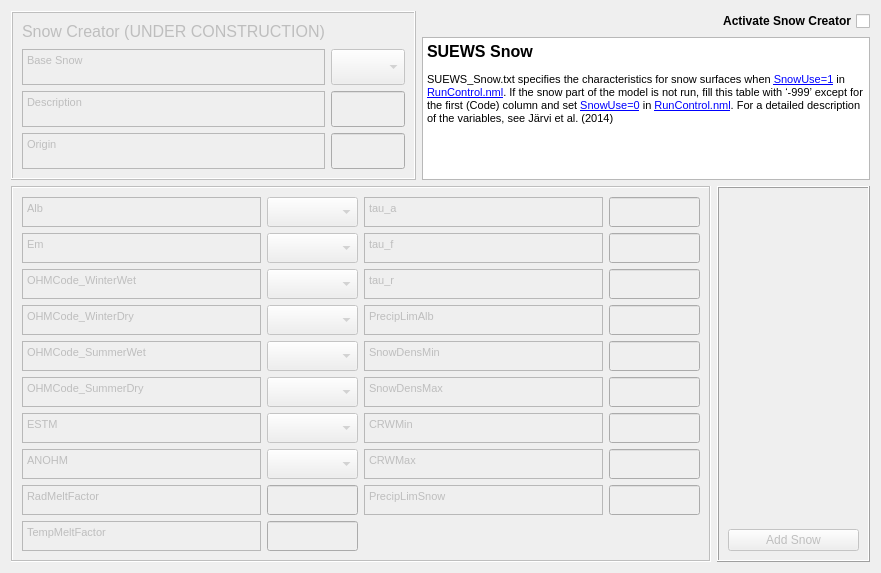
Old version of the form tabs/snow_tab.ui in the repository gusbacos/suews_database_manager.
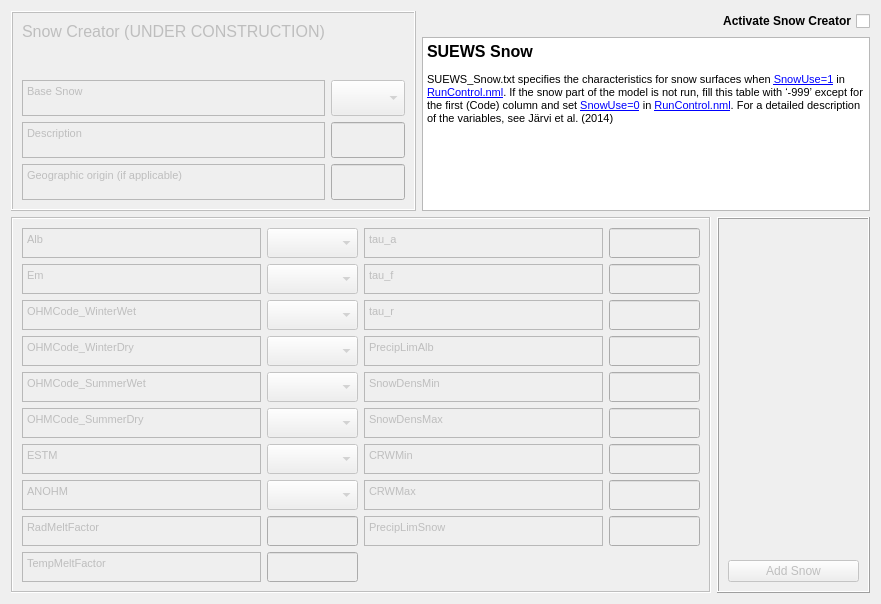
New version of the form. Custom widgets are drawn as their Qt base class.

Patch:
```diff
--- a/tabs/snow_tab.ui
+++ b/tabs/snow_tab.ui
@@ -7,7 +7,7 @@
     <x>0</x>
     <y>0</y>
     <width>881</width>
-    <height>573</height>
+    <height>604</height>
    </rect>
   </property>
   <property name="sizePolicy">
@@ -44,7 +44,7 @@
       <string>&lt;!DOCTYPE HTML PUBLIC &quot;-//W3C//DTD HTML 4.0//EN&quot; &quot;http://www.w3.org/TR/REC-html40/strict.dtd&quot;&gt;
 &lt;html&gt;&lt;head&gt;&lt;meta name=&quot;qrichtext&quot; content=&quot;1&quot; /&gt;&lt;style type=&quot;text/css&quot;&gt;
 p, li { white-space: pre-wrap; }
-&lt;/style&gt;&lt;/head&gt;&lt;body style=&quot; font-family:'MS Shell Dlg 2'; font-size:8.25pt; font-weight:400; font-style:normal;&quot;&gt;
+&lt;/style&gt;&lt;/head&gt;&lt;body style=&quot; font-family:'MS Shell Dlg 2'; font-size:7.8pt; font-weight:400; font-style:normal;&quot;&gt;
 &lt;p style=&quot; margin-top:12px; margin-bottom:12px; margin-left:0px; margin-right:0px; -qt-block-indent:0; text-indent:0px;&quot;&gt;&lt;span style=&quot; font-size:12pt; font-weight:600;&quot;&gt;SUEWS Snow&lt;/span&gt;&lt;/p&gt;
 &lt;p style=&quot; margin-top:12px; margin-bottom:12px; margin-left:0px; margin-right:0px; -qt-block-indent:0; text-indent:0px;&quot;&gt;&lt;span style=&quot; font-size:8pt;&quot;&gt;SUEWS_Snow.txt specifies the characteristics for snow surfaces when &lt;/span&gt;&lt;a href=&quot;https://suews-docs.readthedocs.io/en/latest/input_files/RunControl/scheme_options.html#cmdoption-arg-SnowUse&quot;&gt;&lt;span style=&quot; font-family:'Courier New'; font-size:8pt; text-decoration: underline; color:#0000ff;&quot;&gt;SnowUse=1&lt;/span&gt;&lt;/a&gt;&lt;span style=&quot; font-size:8pt;&quot;&gt; in &lt;/span&gt;&lt;a href=&quot;https://suews-docs.readthedocs.io/en/latest/input_files/RunControl/RunControl.html#runcontrol-nml&quot;&gt;&lt;span style=&quot; font-size:8pt; text-decoration: underline; color:#0000ff;&quot;&gt;RunControl.nml&lt;/span&gt;&lt;/a&gt;&lt;span style=&quot; font-size:8pt;&quot;&gt;. If the snow part of the model is not run, fill this table with ‘-999’ except for the first (Code) column and set &lt;/span&gt;&lt;a href=&quot;https://suews-docs.readthedocs.io/en/latest/input_files/RunControl/scheme_options.html#cmdoption-arg-SnowUse&quot;&gt;&lt;span style=&quot; font-family:'Courier New'; font-size:8pt; text-decoration: underline; color:#0000ff;&quot;&gt;SnowUse=0&lt;/span&gt;&lt;/a&gt;&lt;span style=&quot; font-size:8pt;&quot;&gt; in &lt;/span&gt;&lt;a href=&quot;https://suews-docs.readthedocs.io/en/latest/input_files/RunControl/RunControl.html#runcontrol-nml&quot;&gt;&lt;span style=&quot; font-size:8pt; text-decoration: underline; color:#0000ff;&quot;&gt;RunControl.nml&lt;/span&gt;&lt;/a&gt;&lt;span style=&quot; font-size:8pt;&quot;&gt;. For a detailed description of the variables, see Järvi et al. (2014)&lt;/span&gt;&lt;/p&gt;&lt;/body&gt;&lt;/html&gt;</string>
      </property>
@@ -152,7 +152,7 @@
          <string>&lt;!DOCTYPE HTML PUBLIC &quot;-//W3C//DTD HTML 4.0//EN&quot; &quot;http://www.w3.org/TR/REC-html40/strict.dtd&quot;&gt;
 &lt;html&gt;&lt;head&gt;&lt;meta name=&quot;qrichtext&quot; content=&quot;1&quot; /&gt;&lt;style type=&quot;text/css&quot;&gt;
 p, li { white-space: pre-wrap; }
-&lt;/style&gt;&lt;/head&gt;&lt;body style=&quot; font-family:'MS Shell Dlg 2'; font-size:8.25pt; font-weight:400; font-style:normal;&quot;&gt;
+&lt;/style&gt;&lt;/head&gt;&lt;body style=&quot; font-family:'MS Shell Dlg 2'; font-size:7.8pt; font-weight:400; font-style:normal;&quot;&gt;
 &lt;p style=&quot; margin-top:0px; margin-bottom:0px; margin-left:0px; margin-right:0px; -qt-block-indent:0; text-indent:0px;&quot;&gt;&lt;span style=&quot; font-size:8pt;&quot;&gt;Description&lt;/span&gt;&lt;/p&gt;&lt;/body&gt;&lt;/html&gt;</string>
         </property>
        </widget>
@@ -189,7 +189,7 @@
          <string>&lt;!DOCTYPE HTML PUBLIC &quot;-//W3C//DTD HTML 4.0//EN&quot; &quot;http://www.w3.org/TR/REC-html40/strict.dtd&quot;&gt;
 &lt;html&gt;&lt;head&gt;&lt;meta name=&quot;qrichtext&quot; content=&quot;1&quot; /&gt;&lt;style type=&quot;text/css&quot;&gt;
 p, li { white-space: pre-wrap; }
-&lt;/style&gt;&lt;/head&gt;&lt;body style=&quot; font-family:'MS Shell Dlg 2'; font-size:8.25pt; font-weight:400; font-style:normal;&quot;&gt;
+&lt;/style&gt;&lt;/head&gt;&lt;body style=&quot; font-family:'MS Shell Dlg 2'; font-size:7.8pt; font-weight:400; font-style:normal;&quot;&gt;
 &lt;p style=&quot; margin-top:0px; margin-bottom:0px; margin-left:0px; margin-right:0px; -qt-block-indent:0; text-indent:0px;&quot;&gt;&lt;span style=&quot; font-size:8pt;&quot;&gt;Base Snow&lt;/span&gt;&lt;/p&gt;&lt;/body&gt;&lt;/html&gt;</string>
         </property>
        </widget>
@@ -256,8 +256,8 @@
          <string>&lt;!DOCTYPE HTML PUBLIC &quot;-//W3C//DTD HTML 4.0//EN&quot; &quot;http://www.w3.org/TR/REC-html40/strict.dtd&quot;&gt;
 &lt;html&gt;&lt;head&gt;&lt;meta name=&quot;qrichtext&quot; content=&quot;1&quot; /&gt;&lt;style type=&quot;text/css&quot;&gt;
 p, li { white-space: pre-wrap; }
-&lt;/style&gt;&lt;/head&gt;&lt;body style=&quot; font-family:'MS Shell Dlg 2'; font-size:8.25pt; font-weight:400; font-style:normal;&quot;&gt;
-&lt;p style=&quot; margin-top:0px; margin-bottom:0px; margin-left:0px; margin-right:0px; -qt-block-indent:0; text-indent:0px;&quot;&gt;&lt;span style=&quot; font-size:8pt;&quot;&gt;Origin&lt;/span&gt;&lt;/p&gt;&lt;/body&gt;&lt;/html&gt;</string>
+&lt;/style&gt;&lt;/head&gt;&lt;body style=&quot; font-family:'MS Shell Dlg 2'; font-size:7.8pt; font-weight:400; font-style:normal;&quot;&gt;
+&lt;p style=&quot; margin-top:0px; margin-bottom:0px; margin-left:0px; margin-right:0px; -qt-block-indent:0; text-indent:0px;&quot;&gt;&lt;span style=&quot; font-size:8pt;&quot;&gt;Geographic origin (if applicable)&lt;/span&gt;&lt;/p&gt;&lt;/body&gt;&lt;/html&gt;</string>
         </property>
        </widget>
       </item>
@@ -363,8 +363,8 @@
          <string>&lt;!DOCTYPE HTML PUBLIC &quot;-//W3C//DTD HTML 4.0//EN&quot; &quot;http://www.w3.org/TR/REC-html40/strict.dtd&quot;&gt;
 &lt;html&gt;&lt;head&gt;&lt;meta name=&quot;qrichtext&quot; content=&quot;1&quot; /&gt;&lt;style type=&quot;text/css&quot;&gt;
 p, li { white-space: pre-wrap; }
-&lt;/style&gt;&lt;/head&gt;&lt;body style=&quot; font-family:'MS Shell Dlg 2'; font-size:8.25pt; font-weight:400; font-style:normal;&quot;&gt;
-&lt;p style=&quot; margin-top:0px; margin-bottom:0px; margin-left:0px; margin-right:0px; -qt-block-indent:0; text-indent:0px;&quot;&gt;tau_a&lt;/p&gt;&lt;/body&gt;&lt;/html&gt;</string>
+&lt;/style&gt;&lt;/head&gt;&lt;body style=&quot; font-family:'MS Shell Dlg 2'; font-size:7.8pt; font-weight:400; font-style:normal;&quot;&gt;
+&lt;p style=&quot; margin-top:0px; margin-bottom:0px; margin-left:0px; margin-right:0px; -qt-block-indent:0; text-indent:0px;&quot;&gt;&lt;span style=&quot; font-size:8.25pt;&quot;&gt;tau_a&lt;/span&gt;&lt;/p&gt;&lt;/body&gt;&lt;/html&gt;</string>
         </property>
        </widget>
       </item>
@@ -445,8 +445,8 @@
          <string>&lt;!DOCTYPE HTML PUBLIC &quot;-//W3C//DTD HTML 4.0//EN&quot; &quot;http://www.w3.org/TR/REC-html40/strict.dtd&quot;&gt;
 &lt;html&gt;&lt;head&gt;&lt;meta name=&quot;qrichtext&quot; content=&quot;1&quot; /&gt;&lt;style type=&quot;text/css&quot;&gt;
 p, li { white-space: pre-wrap; }
-&lt;/style&gt;&lt;/head&gt;&lt;body style=&quot; font-family:'MS Shell Dlg 2'; font-size:8.25pt; font-weight:400; font-style:normal;&quot;&gt;
-&lt;p style=&quot; margin-top:0px; margin-bottom:0px; margin-left:0px; margin-right:0px; -qt-block-indent:0; text-indent:0px;&quot;&gt;CRWMax&lt;/p&gt;&lt;/body&gt;&lt;/html&gt;</string>
+&lt;/style&gt;&lt;/head&gt;&lt;body style=&quot; font-family:'MS Shell Dlg 2'; font-size:7.8pt; font-weight:400; font-style:normal;&quot;&gt;
+&lt;p style=&quot; margin-top:0px; margin-bottom:0px; margin-left:0px; margin-right:0px; -qt-block-indent:0; text-indent:0px;&quot;&gt;&lt;span style=&quot; font-size:8.25pt;&quot;&gt;CRWMax&lt;/span&gt;&lt;/p&gt;&lt;/body&gt;&lt;/html&gt;</string>
         </property>
        </widget>
       </item>
@@ -477,8 +477,8 @@
          <string>&lt;!DOCTYPE HTML PUBLIC &quot;-//W3C//DTD HTML 4.0//EN&quot; &quot;http://www.w3.org/TR/REC-html40/strict.dtd&quot;&gt;
 &lt;html&gt;&lt;head&gt;&lt;meta name=&quot;qrichtext&quot; content=&quot;1&quot; /&gt;&lt;style type=&quot;text/css&quot;&gt;
 p, li { white-space: pre-wrap; }
-&lt;/style&gt;&lt;/head&gt;&lt;body style=&quot; font-family:'MS Shell Dlg 2'; font-size:8.25pt; font-weight:400; font-style:normal;&quot;&gt;
-&lt;p style=&quot; margin-top:0px; margin-bottom:0px; margin-left:0px; margin-right:0px; -qt-block-indent:0; text-indent:0px;&quot;&gt;PrecipLimAlb&lt;/p&gt;&lt;/body&gt;&lt;/html&gt;</string>
+&lt;/style&gt;&lt;/head&gt;&lt;body style=&quot; font-family:'MS Shell Dlg 2'; font-size:7.8pt; font-weight:400; font-style:normal;&quot;&gt;
+&lt;p style=&quot; margin-top:0px; margin-bottom:0px; margin-left:0px; margin-right:0px; -qt-block-indent:0; text-indent:0px;&quot;&gt;&lt;span style=&quot; font-size:8.25pt;&quot;&gt;PrecipLimAlb&lt;/span&gt;&lt;/p&gt;&lt;/body&gt;&lt;/html&gt;</string>
         </property>
        </widget>
       </item>
@@ -509,8 +509,8 @@
          <string>&lt;!DOCTYPE HTML PUBLIC &quot;-//W3C//DTD HTML 4.0//EN&quot; &quot;http://www.w3.org/TR/REC-html40/strict.dtd&quot;&gt;
 &lt;html&gt;&lt;head&gt;&lt;meta name=&quot;qrichtext&quot; content=&quot;1&quot; /&gt;&lt;style type=&quot;text/css&quot;&gt;
 p, li { white-space: pre-wrap; }
-&lt;/style&gt;&lt;/head&gt;&lt;body style=&quot; font-family:'MS Shell Dlg 2'; font-size:8.25pt; font-weight:400; font-style:normal;&quot;&gt;
-&lt;p style=&quot; margin-top:0px; margin-bottom:0px; margin-left:0px; margin-right:0px; -qt-block-indent:0; text-indent:0px;&quot;&gt;tau_f&lt;/p&gt;&lt;/body&gt;&lt;/html&gt;</string>
+&lt;/style&gt;&lt;/head&gt;&lt;body style=&quot; font-family:'MS Shell Dlg 2'; font-size:7.8pt; font-weight:400; font-style:normal;&quot;&gt;
+&lt;p style=&quot; margin-top:0px; margin-bottom:0px; margin-left:0px; margin-right:0px; -qt-block-indent:0; text-indent:0px;&quot;&gt;&lt;span style=&quot; font-size:8.25pt;&quot;&gt;tau_f&lt;/span&gt;&lt;/p&gt;&lt;/body&gt;&lt;/html&gt;</string>
         </property>
        </widget>
       </item>
@@ -541,8 +541,8 @@
          <string>&lt;!DOCTYPE HTML PUBLIC &quot;-//W3C//DTD HTML 4.0//EN&quot; &quot;http://www.w3.org/TR/REC-html40/strict.dtd&quot;&gt;
 &lt;html&gt;&lt;head&gt;&lt;meta name=&quot;qrichtext&quot; content=&quot;1&quot; /&gt;&lt;style type=&quot;text/css&quot;&gt;
 p, li { white-space: pre-wrap; }
-&lt;/style&gt;&lt;/head&gt;&lt;body style=&quot; font-family:'MS Shell Dlg 2'; font-size:8.25pt; font-weight:400; font-style:normal;&quot;&gt;
-&lt;p style=&quot; margin-top:0px; margin-bottom:0px; margin-left:0px; margin-right:0px; -qt-block-indent:0; text-indent:0px;&quot;&gt;tau_r&lt;/p&gt;&lt;/body&gt;&lt;/html&gt;</string>
+&lt;/style&gt;&lt;/head&gt;&lt;body style=&quot; font-family:'MS Shell Dlg 2'; font-size:7.8pt; font-weight:400; font-style:normal;&quot;&gt;
+&lt;p style=&quot; margin-top:0px; margin-bottom:0px; margin-left:0px; margin-right:0px; -qt-block-indent:0; text-indent:0px;&quot;&gt;&lt;span style=&quot; font-size:8.25pt;&quot;&gt;tau_r&lt;/span&gt;&lt;/p&gt;&lt;/body&gt;&lt;/html&gt;</string>
         </property>
        </widget>
       </item>
@@ -573,8 +573,8 @@
          <string>&lt;!DOCTYPE HTML PUBLIC &quot;-//W3C//DTD HTML 4.0//EN&quot; &quot;http://www.w3.org/TR/REC-html40/strict.dtd&quot;&gt;
 &lt;html&gt;&lt;head&gt;&lt;meta name=&quot;qrichtext&quot; content=&quot;1&quot; /&gt;&lt;style type=&quot;text/css&quot;&gt;
 p, li { white-space: pre-wrap; }
-&lt;/style&gt;&lt;/head&gt;&lt;body style=&quot; font-family:'MS Shell Dlg 2'; font-size:8.25pt; font-weight:400; font-style:normal;&quot;&gt;
-&lt;p style=&quot; margin-top:0px; margin-bottom:0px; margin-left:0px; margin-right:0px; -qt-block-indent:0; text-indent:0px;&quot;&gt;SnowDensMax&lt;/p&gt;&lt;/body&gt;&lt;/html&gt;</string>
+&lt;/style&gt;&lt;/head&gt;&lt;body style=&quot; font-family:'MS Shell Dlg 2'; font-size:7.8pt; font-weight:400; font-style:normal;&quot;&gt;
+&lt;p style=&quot; margin-top:0px; margin-bottom:0px; margin-left:0px; margin-right:0px; -qt-block-indent:0; text-indent:0px;&quot;&gt;&lt;span style=&quot; font-size:8.25pt;&quot;&gt;SnowDensMax&lt;/span&gt;&lt;/p&gt;&lt;/body&gt;&lt;/html&gt;</string>
         </property>
        </widget>
       </item>
@@ -630,8 +630,8 @@
          <string>&lt;!DOCTYPE HTML PUBLIC &quot;-//W3C//DTD HTML 4.0//EN&quot; &quot;http://www.w3.org/TR/REC-html40/strict.dtd&quot;&gt;
 &lt;html&gt;&lt;head&gt;&lt;meta name=&quot;qrichtext&quot; content=&quot;1&quot; /&gt;&lt;style type=&quot;text/css&quot;&gt;
 p, li { white-space: pre-wrap; }
-&lt;/style&gt;&lt;/head&gt;&lt;body style=&quot; font-family:'MS Shell Dlg 2'; font-size:8.25pt; font-weight:400; font-style:normal;&quot;&gt;
-&lt;p style=&quot; margin-top:0px; margin-bottom:0px; margin-left:0px; margin-right:0px; -qt-block-indent:0; text-indent:0px;&quot;&gt;SnowDensMin&lt;/p&gt;&lt;/body&gt;&lt;/html&gt;</string>
+&lt;/style&gt;&lt;/head&gt;&lt;body style=&quot; font-family:'MS Shell Dlg 2'; font-size:7.8pt; font-weight:400; font-style:normal;&quot;&gt;
+&lt;p style=&quot; margin-top:0px; margin-bottom:0px; margin-left:0px; margin-right:0px; -qt-block-indent:0; text-indent:0px;&quot;&gt;&lt;span style=&quot; font-size:8.25pt;&quot;&gt;SnowDensMin&lt;/span&gt;&lt;/p&gt;&lt;/body&gt;&lt;/html&gt;</string>
         </property>
        </widget>
       </item>
@@ -662,7 +662,7 @@
          <string>&lt;!DOCTYPE HTML PUBLIC &quot;-//W3C//DTD HTML 4.0//EN&quot; &quot;http://www.w3.org/TR/REC-html40/strict.dtd&quot;&gt;
 &lt;html&gt;&lt;head&gt;&lt;meta name=&quot;qrichtext&quot; content=&quot;1&quot; /&gt;&lt;style type=&quot;text/css&quot;&gt;
 p, li { white-space: pre-wrap; }
-&lt;/style&gt;&lt;/head&gt;&lt;body style=&quot; font-family:'MS Shell Dlg 2'; font-size:8.25pt; font-weight:400; font-style:normal;&quot;&gt;
+&lt;/style&gt;&lt;/head&gt;&lt;body style=&quot; font-family:'MS Shell Dlg 2'; font-size:7.8pt; font-weight:400; font-style:normal;&quot;&gt;
 &lt;p style=&quot; margin-top:0px; margin-bottom:0px; margin-left:0px; margin-right:0px; -qt-block-indent:0; text-indent:0px;&quot;&gt;&lt;span style=&quot; font-size:8pt;&quot;&gt;Alb&lt;/span&gt;&lt;/p&gt;&lt;/body&gt;&lt;/html&gt;</string>
         </property>
        </widget>
@@ -744,8 +744,8 @@
          <string>&lt;!DOCTYPE HTML PUBLIC &quot;-//W3C//DTD HTML 4.0//EN&quot; &quot;http://www.w3.org/TR/REC-html40/strict.dtd&quot;&gt;
 &lt;html&gt;&lt;head&gt;&lt;meta name=&quot;qrichtext&quot; content=&quot;1&quot; /&gt;&lt;style type=&quot;text/css&quot;&gt;
 p, li { white-space: pre-wrap; }
-&lt;/style&gt;&lt;/head&gt;&lt;body style=&quot; font-family:'MS Shell Dlg 2'; font-size:8.25pt; font-weight:400; font-style:normal;&quot;&gt;
-&lt;p style=&quot; margin-top:0px; margin-bottom:0px; margin-left:0px; margin-right:0px; -qt-block-indent:0; text-indent:0px;&quot;&gt;CRWMin&lt;/p&gt;&lt;/body&gt;&lt;/html&gt;</string>
+&lt;/style&gt;&lt;/head&gt;&lt;body style=&quot; font-family:'MS Shell Dlg 2'; font-size:7.8pt; font-weight:400; font-style:normal;&quot;&gt;
+&lt;p style=&quot; margin-top:0px; margin-bottom:0px; margin-left:0px; margin-right:0px; -qt-block-indent:0; text-indent:0px;&quot;&gt;&lt;span style=&quot; font-size:8.25pt;&quot;&gt;CRWMin&lt;/span&gt;&lt;/p&gt;&lt;/body&gt;&lt;/html&gt;</string>
         </property>
        </widget>
       </item>
@@ -779,8 +779,8 @@
          <string>&lt;!DOCTYPE HTML PUBLIC &quot;-//W3C//DTD HTML 4.0//EN&quot; &quot;http://www.w3.org/TR/REC-html40/strict.dtd&quot;&gt;
 &lt;html&gt;&lt;head&gt;&lt;meta name=&quot;qrichtext&quot; content=&quot;1&quot; /&gt;&lt;style type=&quot;text/css&quot;&gt;
 p, li { white-space: pre-wrap; }
-&lt;/style&gt;&lt;/head&gt;&lt;body style=&quot; font-family:'MS Shell Dlg 2'; font-size:8.25pt; font-weight:400; font-style:normal;&quot;&gt;
-&lt;p style=&quot; margin-top:0px; margin-bottom:0px; margin-left:0px; margin-right:0px; -qt-block-indent:0; text-indent:0px;&quot;&gt;OHMCode_SummerWet&lt;/p&gt;&lt;/body&gt;&lt;/html&gt;</string>
+&lt;/style&gt;&lt;/head&gt;&lt;body style=&quot; font-family:'MS Shell Dlg 2'; font-size:7.8pt; font-weight:400; font-style:normal;&quot;&gt;
+&lt;p style=&quot; margin-top:0px; margin-bottom:0px; margin-left:0px; margin-right:0px; -qt-block-indent:0; text-indent:0px;&quot;&gt;&lt;span style=&quot; font-size:8.25pt;&quot;&gt;OHMCode_SummerWet&lt;/span&gt;&lt;/p&gt;&lt;/body&gt;&lt;/html&gt;</string>
         </property>
        </widget>
       </item>
@@ -811,8 +811,8 @@
          <string>&lt;!DOCTYPE HTML PUBLIC &quot;-//W3C//DTD HTML 4.0//EN&quot; &quot;http://www.w3.org/TR/REC-html40/strict.dtd&quot;&gt;
 &lt;html&gt;&lt;head&gt;&lt;meta name=&quot;qrichtext&quot; content=&quot;1&quot; /&gt;&lt;style type=&quot;text/css&quot;&gt;
 p, li { white-space: pre-wrap; }
-&lt;/style&gt;&lt;/head&gt;&lt;body style=&quot; font-family:'MS Shell Dlg 2'; font-size:8.25pt; font-weight:400; font-style:normal;&quot;&gt;
-&lt;p style=&quot; margin-top:0px; margin-bottom:0px; margin-left:0px; margin-right:0px; -qt-block-indent:0; text-indent:0px;&quot;&gt;PrecipLimSnow&lt;/p&gt;&lt;/body&gt;&lt;/html&gt;</string>
+&lt;/style&gt;&lt;/head&gt;&lt;body style=&quot; font-family:'MS Shell Dlg 2'; font-size:7.8pt; font-weight:400; font-style:normal;&quot;&gt;
+&lt;p style=&quot; margin-top:0px; margin-bottom:0px; margin-left:0px; margin-right:0px; -qt-block-indent:0; text-indent:0px;&quot;&gt;&lt;span style=&quot; font-size:8.25pt;&quot;&gt;PrecipLimSnow&lt;/span&gt;&lt;/p&gt;&lt;/body&gt;&lt;/html&gt;</string>
         </property>
        </widget>
       </item>
@@ -871,8 +871,8 @@
          <string>&lt;!DOCTYPE HTML PUBLIC &quot;-//W3C//DTD HTML 4.0//EN&quot; &quot;http://www.w3.org/TR/REC-html40/strict.dtd&quot;&gt;
 &lt;html&gt;&lt;head&gt;&lt;meta name=&quot;qrichtext&quot; content=&quot;1&quot; /&gt;&lt;style type=&quot;text/css&quot;&gt;
 p, li { white-space: pre-wrap; }
-&lt;/style&gt;&lt;/head&gt;&lt;body style=&quot; font-family:'MS Shell Dlg 2'; font-size:8.25pt; font-weight:400; font-style:normal;&quot;&gt;
-&lt;p style=&quot; margin-top:0px; margin-bottom:0px; margin-left:0px; margin-right:0px; -qt-block-indent:0; text-indent:0px;&quot;&gt;OHMCode_SummerDry&lt;/p&gt;&lt;/body&gt;&lt;/html&gt;</string>
+&lt;/style&gt;&lt;/head&gt;&lt;body style=&quot; font-family:'MS Shell Dlg 2'; font-size:7.8pt; font-weight:400; font-style:normal;&quot;&gt;
+&lt;p style=&quot; margin-top:0px; margin-bottom:0px; margin-left:0px; margin-right:0px; -qt-block-indent:0; text-indent:0px;&quot;&gt;&lt;span style=&quot; font-size:8.25pt;&quot;&gt;OHMCode_SummerDry&lt;/span&gt;&lt;/p&gt;&lt;/body&gt;&lt;/html&gt;</string>
         </property>
        </widget>
       </item>
@@ -903,8 +903,8 @@
          <string>&lt;!DOCTYPE HTML PUBLIC &quot;-//W3C//DTD HTML 4.0//EN&quot; &quot;http://www.w3.org/TR/REC-html40/strict.dtd&quot;&gt;
 &lt;html&gt;&lt;head&gt;&lt;meta name=&quot;qrichtext&quot; content=&quot;1&quot; /&gt;&lt;style type=&quot;text/css&quot;&gt;
 p, li { white-space: pre-wrap; }
-&lt;/style&gt;&lt;/head&gt;&lt;body style=&quot; font-family:'MS Shell Dlg 2'; font-size:8.25pt; font-weight:400; font-style:normal;&quot;&gt;
-&lt;p style=&quot; margin-top:0px; margin-bottom:0px; margin-left:0px; margin-right:0px; -qt-block-indent:0; text-indent:0px;&quot;&gt;OHMCode_WinterWet&lt;/p&gt;&lt;/body&gt;&lt;/html&gt;</string>
+&lt;/style&gt;&lt;/head&gt;&lt;body style=&quot; font-family:'MS Shell Dlg 2'; font-size:7.8pt; font-weight:400; font-style:normal;&quot;&gt;
+&lt;p style=&quot; margin-top:0px; margin-bottom:0px; margin-left:0px; margin-right:0px; -qt-block-indent:0; text-indent:0px;&quot;&gt;&lt;span style=&quot; font-size:8.25pt;&quot;&gt;OHMCode_WinterWet&lt;/span&gt;&lt;/p&gt;&lt;/body&gt;&lt;/html&gt;</string>
         </property>
        </widget>
       </item>
@@ -935,8 +935,8 @@
          <string>&lt;!DOCTYPE HTML PUBLIC &quot;-//W3C//DTD HTML 4.0//EN&quot; &quot;http://www.w3.org/TR/REC-html40/strict.dtd&quot;&gt;
 &lt;html&gt;&lt;head&gt;&lt;meta name=&quot;qrichtext&quot; content=&quot;1&quot; /&gt;&lt;style type=&quot;text/css&quot;&gt;
 p, li { white-space: pre-wrap; }
-&lt;/style&gt;&lt;/head&gt;&lt;body style=&quot; font-family:'MS Shell Dlg 2'; font-size:8.25pt; font-weight:400; font-style:normal;&quot;&gt;
-&lt;p style=&quot; margin-top:0px; margin-bottom:0px; margin-left:0px; margin-right:0px; -qt-block-indent:0; text-indent:0px;&quot;&gt;ESTM&lt;/p&gt;&lt;/body&gt;&lt;/html&gt;</string>
+&lt;/style&gt;&lt;/head&gt;&lt;body style=&quot; font-family:'MS Shell Dlg 2'; font-size:7.8pt; font-weight:400; font-style:normal;&quot;&gt;
+&lt;p style=&quot; margin-top:0px; margin-bottom:0px; margin-left:0px; margin-right:0px; -qt-block-indent:0; text-indent:0px;&quot;&gt;&lt;span style=&quot; font-size:8.25pt;&quot;&gt;ESTM&lt;/span&gt;&lt;/p&gt;&lt;/body&gt;&lt;/html&gt;</string>
         </property>
        </widget>
       </item>
@@ -967,8 +967,8 @@
          <string>&lt;!DOCTYPE HTML PUBLIC &quot;-//W3C//DTD HTML 4.0//EN&quot; &quot;http://www.w3.org/TR/REC-html40/strict.dtd&quot;&gt;
 &lt;html&gt;&lt;head&gt;&lt;meta name=&quot;qrichtext&quot; content=&quot;1&quot; /&gt;&lt;style type=&quot;text/css&quot;&gt;
 p, li { white-space: pre-wrap; }
-&lt;/style&gt;&lt;/head&gt;&lt;body style=&quot; font-family:'MS Shell Dlg 2'; font-size:8.25pt; font-weight:400; font-style:normal;&quot;&gt;
-&lt;p style=&quot; margin-top:0px; margin-bottom:0px; margin-left:0px; margin-right:0px; -qt-block-indent:0; text-indent:0px;&quot;&gt;ANOHM&lt;/p&gt;&lt;/body&gt;&lt;/html&gt;</string>
+&lt;/style&gt;&lt;/head&gt;&lt;body style=&quot; font-family:'MS Shell Dlg 2'; font-size:7.8pt; font-weight:400; font-style:normal;&quot;&gt;
+&lt;p style=&quot; margin-top:0px; margin-bottom:0px; margin-left:0px; margin-right:0px; -qt-block-indent:0; text-indent:0px;&quot;&gt;&lt;span style=&quot; font-size:8.25pt;&quot;&gt;ANOHM&lt;/span&gt;&lt;/p&gt;&lt;/body&gt;&lt;/html&gt;</string>
         </property>
        </widget>
       </item>
@@ -999,8 +999,8 @@
          <string>&lt;!DOCTYPE HTML PUBLIC &quot;-//W3C//DTD HTML 4.0//EN&quot; &quot;http://www.w3.org/TR/REC-html40/strict.dtd&quot;&gt;
 &lt;html&gt;&lt;head&gt;&lt;meta name=&quot;qrichtext&quot; content=&quot;1&quot; /&gt;&lt;style type=&quot;text/css&quot;&gt;
 p, li { white-space: pre-wrap; }
-&lt;/style&gt;&lt;/head&gt;&lt;body style=&quot; font-family:'MS Shell Dlg 2'; font-size:8.25pt; font-weight:400; font-style:normal;&quot;&gt;
-&lt;p style=&quot; margin-top:0px; margin-bottom:0px; margin-left:0px; margin-right:0px; -qt-block-indent:0; text-indent:0px;&quot;&gt;TempMeltFactor&lt;/p&gt;&lt;/body&gt;&lt;/html&gt;</string>
+&lt;/style&gt;&lt;/head&gt;&lt;body style=&quot; font-family:'MS Shell Dlg 2'; font-size:7.8pt; font-weight:400; font-style:normal;&quot;&gt;
+&lt;p style=&quot; margin-top:0px; margin-bottom:0px; margin-left:0px; margin-right:0px; -qt-block-indent:0; text-indent:0px;&quot;&gt;&lt;span style=&quot; font-size:8.25pt;&quot;&gt;TempMeltFactor&lt;/span&gt;&lt;/p&gt;&lt;/body&gt;&lt;/html&gt;</string>
         </property>
        </widget>
       </item>
@@ -1031,8 +1031,8 @@
          <string>&lt;!DOCTYPE HTML PUBLIC &quot;-//W3C//DTD HTML 4.0//EN&quot; &quot;http://www.w3.org/TR/REC-html40/strict.dtd&quot;&gt;
 &lt;html&gt;&lt;head&gt;&lt;meta name=&quot;qrichtext&quot; content=&quot;1&quot; /&gt;&lt;style type=&quot;text/css&quot;&gt;
 p, li { white-space: pre-wrap; }
-&lt;/style&gt;&lt;/head&gt;&lt;body style=&quot; font-family:'MS Shell Dlg 2'; font-size:8.25pt; font-weight:400; font-style:normal;&quot;&gt;
-&lt;p style=&quot; margin-top:0px; margin-bottom:0px; margin-left:0px; margin-right:0px; -qt-block-indent:0; text-indent:0px;&quot;&gt;OHMCode_WinterDry&lt;/p&gt;&lt;/body&gt;&lt;/html&gt;</string>
+&lt;/style&gt;&lt;/head&gt;&lt;body style=&quot; font-family:'MS Shell Dlg 2'; font-size:7.8pt; font-weight:400; font-style:normal;&quot;&gt;
+&lt;p style=&quot; margin-top:0px; margin-bottom:0px; margin-left:0px; margin-right:0px; -qt-block-indent:0; text-indent:0px;&quot;&gt;&lt;span style=&quot; font-size:8.25pt;&quot;&gt;OHMCode_WinterDry&lt;/span&gt;&lt;/p&gt;&lt;/body&gt;&lt;/html&gt;</string>
         </property>
        </widget>
       </item>
@@ -1113,8 +1113,8 @@
          <string>&lt;!DOCTYPE HTML PUBLIC &quot;-//W3C//DTD HTML 4.0//EN&quot; &quot;http://www.w3.org/TR/REC-html40/strict.dtd&quot;&gt;
 &lt;html&gt;&lt;head&gt;&lt;meta name=&quot;qrichtext&quot; content=&quot;1&quot; /&gt;&lt;style type=&quot;text/css&quot;&gt;
 p, li { white-space: pre-wrap; }
-&lt;/style&gt;&lt;/head&gt;&lt;body style=&quot; font-family:'MS Shell Dlg 2'; font-size:8.25pt; font-weight:400; font-style:normal;&quot;&gt;
-&lt;p style=&quot; margin-top:0px; margin-bottom:0px; margin-left:0px; margin-right:0px; -qt-block-indent:0; text-indent:0px;&quot;&gt;Em&lt;/p&gt;&lt;/body&gt;&lt;/html&gt;</string>
+&lt;/style&gt;&lt;/head&gt;&lt;body style=&quot; font-family:'MS Shell Dlg 2'; font-size:7.8pt; font-weight:400; font-style:normal;&quot;&gt;
+&lt;p style=&quot; margin-top:0px; margin-bottom:0px; margin-left:0px; margin-right:0px; -qt-block-indent:0; text-indent:0px;&quot;&gt;&lt;span style=&quot; font-size:8.25pt;&quot;&gt;Em&lt;/span&gt;&lt;/p&gt;&lt;/body&gt;&lt;/html&gt;</string>
         </property>
        </widget>
       </item>
@@ -1195,8 +1195,8 @@
          <string>&lt;!DOCTYPE HTML PUBLIC &quot;-//W3C//DTD HTML 4.0//EN&quot; &quot;http://www.w3.org/TR/REC-html40/strict.dtd&quot;&gt;
 &lt;html&gt;&lt;head&gt;&lt;meta name=&quot;qrichtext&quot; content=&quot;1&quot; /&gt;&lt;style type=&quot;text/css&quot;&gt;
 p, li { white-space: pre-wrap; }
-&lt;/style&gt;&lt;/head&gt;&lt;body style=&quot; font-family:'MS Shell Dlg 2'; font-size:8.25pt; font-weight:400; font-style:normal;&quot;&gt;
-&lt;p style=&quot; margin-top:0px; margin-bottom:0px; margin-left:0px; margin-right:0px; -qt-block-indent:0; text-indent:0px;&quot;&gt;RadMeltFactor&lt;/p&gt;&lt;/body&gt;&lt;/html&gt;</string>
+&lt;/style&gt;&lt;/head&gt;&lt;body style=&quot; font-family:'MS Shell Dlg 2'; font-size:7.8pt; font-weight:400; font-style:normal;&quot;&gt;
+&lt;p style=&quot; margin-top:0px; margin-bottom:0px; margin-left:0px; margin-right:0px; -qt-block-indent:0; text-indent:0px;&quot;&gt;&lt;span style=&quot; font-size:8.25pt;&quot;&gt;RadMeltFactor&lt;/span&gt;&lt;/p&gt;&lt;/body&gt;&lt;/html&gt;</string>
         </property>
        </widget>
       </item>
```
